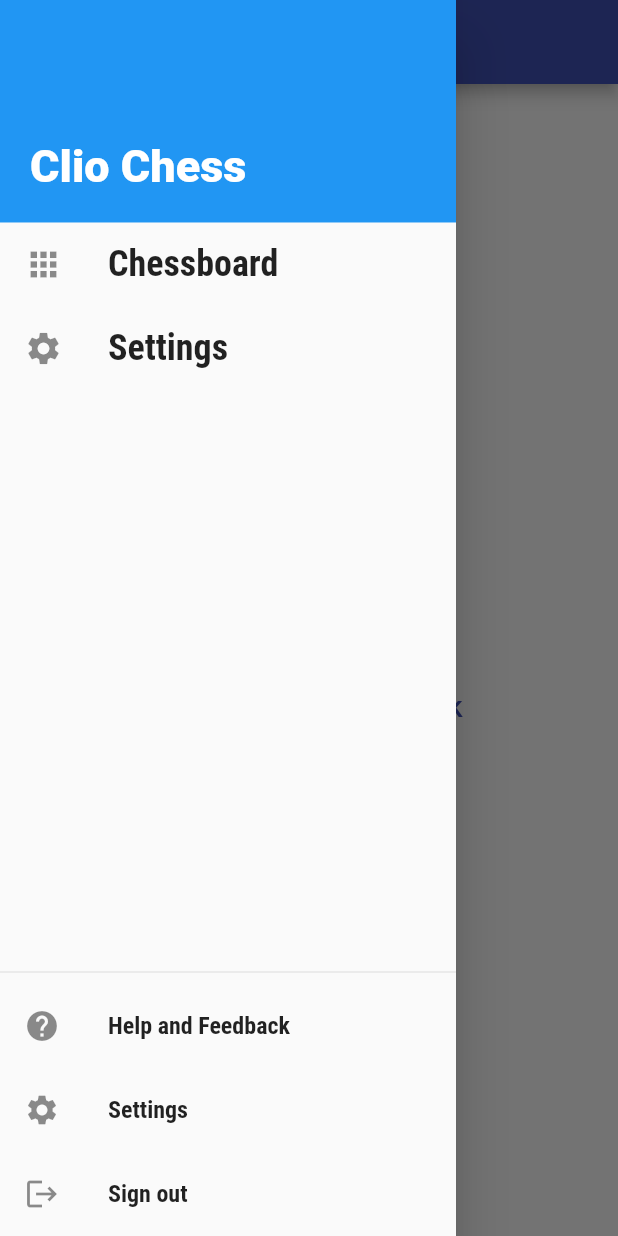
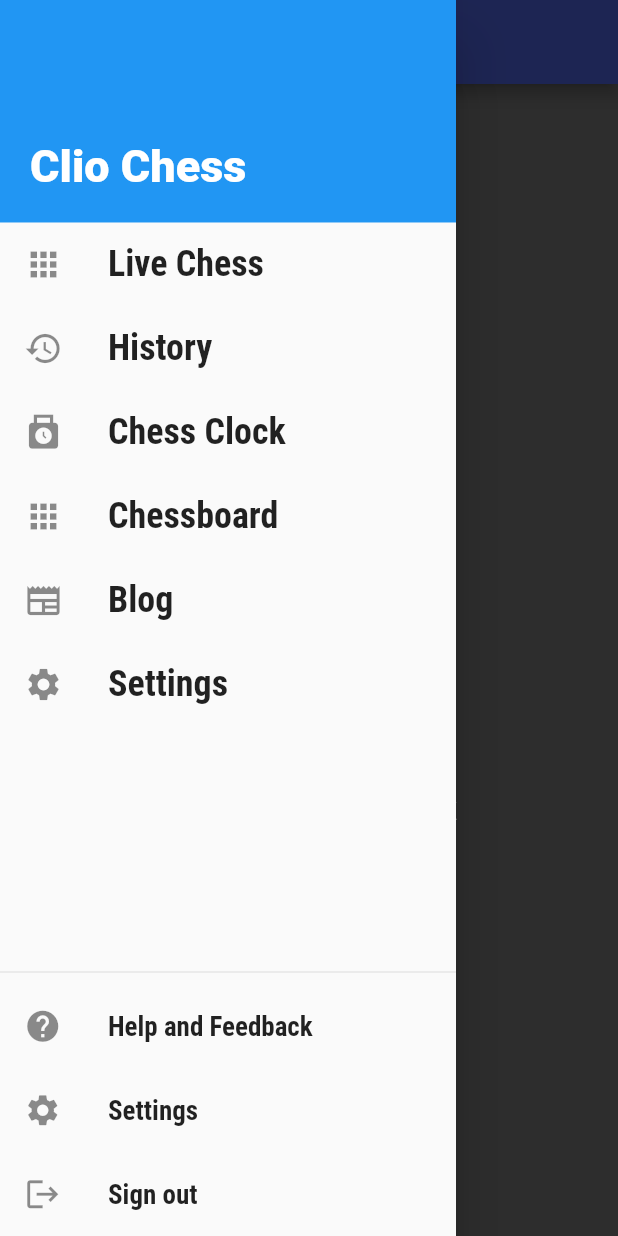
Before and after one commit to simsim2030/clio_app_amp_v2, a Flutter app: the screen it shows after launch, with the side drawer open, on a phone screen of 412 x 824 dp. Run offline on Flutter 3.47's test engine with Material 2 defaults, Android fonts, the phone set to English and light mode, and no system bars; our stand-ins replace flutter_svg; missing offline and left inert: amplify_auth_cognito, amplify_authenticator, amplify_flutter, chess, dart:ffi, flutter_stateless_chessboard; generated files the repository leaves out were written again.

Commit message:
Styled home page

```diff
--- /dev/null
+++ b/lib/Screens/Blog/blog_page.dart
@@ -0,0 +1,16 @@
+import 'package:flutter/material.dart';
+
+class BlogPage extends StatelessWidget {
+  static const routename = '/blog_page';
+  const BlogPage({Key? key}) : super(key: key);
+
+  @override
+  Widget build(BuildContext context) {
+    return Scaffold(
+      appBar: AppBar(),
+      body: Center(
+        child: Text('TODO: Blog link to AWS'),
+      ),
+    );
+  }
+}
--- a/lib/Screens/Home/components/home_flat_button.dart
+++ b/lib/Screens/Home/components/home_flat_button.dart
@@ -12,43 +12,49 @@ class HomePageFlatButton extends StatelessWidget {
   final VoidCallback onPressed;
   final String title;
   final String image;
-  final String icon;
+  final IconData icon;
 
   @override
   Widget build(BuildContext context) {
     Size size = MediaQuery.of(context).size;
-    return Container(
-      height: size.height * 0.2,
+    return SingleChildScrollView(
+      child: Container(
+        height: size.height * 0.24,
         width: double.infinity,
         child: TextButton(
           onPressed: onPressed,
           child: Row(
             children: [
               Padding(
-              padding: const EdgeInsets.all(8.0),
+                padding: const EdgeInsets.all(2.0),
                 child: Image.asset(
                   image,
-                height: size.height * 0.15,
+                  width: size.width * 0.4,
                 ),
               ),
               Column(
                 crossAxisAlignment: CrossAxisAlignment.start,
                 children: [
+                  SizedBox(height: 16),
                   Padding(
-                  padding: const EdgeInsets.all(10.0),
+                    padding: const EdgeInsets.all(5.0),
                     child: Container(
-                    child: Image.asset(
+                      child: Icon(
                         icon,
-                      height: size.height * 0.055,
+                        size: 36,
+                        color: Colors.white70,
                       ),
+                      // height: size.height * 0.055,
                     ),
                   ),
                   Padding(
-                  padding: const EdgeInsets.symmetric(horizontal: 8.0),
+                    padding: const EdgeInsets.all(5.0),
                     child: Text(
                       title,
                       style: TextStyle(
-                      fontSize: 20,
+                        fontSize: 22,
+                        color: Colors.white,
+                        fontWeight: FontWeight.w700,
                       ),
                     ),
                   ),
@@ -57,6 +63,7 @@ class HomePageFlatButton extends StatelessWidget {
             ],
           ),
         ),
+      ),
     );
   }
 }
--- a/lib/Screens/Home/home_page.dart
+++ b/lib/Screens/Home/home_page.dart
@@ -1,10 +1,11 @@
+import 'package:clio_chess_amp_v2/Screens/Blog/blog_page.dart';
 import 'package:clio_chess_amp_v2/Screens/ChessClock/chessclock.dart';
+import 'package:clio_chess_amp_v2/Screens/History/history_page.dart';
 import 'package:clio_chess_amp_v2/Screens/Home/components/home_flat_button.dart';
 import 'package:clio_chess_amp_v2/Screens/LiveChess/livechess_page.dart';
 import 'package:clio_chess_amp_v2/Screens/OfflineChess/offline_chess_page.dart';
-import 'package:clio_chess_amp_v2/pages/history_page.dart';
-import 'package:clio_chess_amp_v2/pages/setting_page.dart';
-import 'package:clio_chess_amp_v2/widgets/main_drawer.dart';
+import 'package:clio_chess_amp_v2/Screens/Settings/setting_page.dart';
+import 'package:clio_chess_amp_v2/components/Drawer/main_drawer.dart';
 import 'package:flutter/material.dart';
 
 class HomePage extends StatefulWidget {
@@ -18,11 +19,10 @@ class HomePage extends StatefulWidget {
 class _HomePageState extends State<HomePage> {
   @override
   Widget build(BuildContext context) {
-    return WillPopScope(
-      onWillPop: () async => false,
-      child: Scaffold(
+    return Scaffold(
+      backgroundColor: Colors.grey.shade700,
       appBar: AppBar(
-          title: Text('Home'),
+        title: Text('CLio Chess'),
       ),
       drawer: MainDrawer(),
       body: SingleChildScrollView(
@@ -32,36 +32,43 @@ class _HomePageState extends State<HomePage> {
               onPressed: () {
                 Navigator.of(context).pushNamed(LiveChess.routeName);
               },
-                image: 'assets/images/login_bottom.png',
-                icon: 'assets/images/main_top.png',
+              image: 'assets/images/2DChess.png',
+              icon: Icons.apps_rounded,
               title: 'Live Chess',
             ),
             HomePageFlatButton(
               onPressed: () {
                 Navigator.of(context).pushNamed(HistoryPage.routeName);
               },
-                image: 'assets/images/login_bottom.png',
-                icon: 'assets/images/main_top.png',
+              image: 'assets/images/2DChess.png',
+              icon: Icons.history,
               title: 'History',
             ),
             HomePageFlatButton(
               onPressed: () {
                 Navigator.of(context).pushNamed(ChessClockPage.routeName);
               },
-                image: 'assets/images/login_bottom.png',
-                icon: 'assets/images/main_top.png',
+              image: 'assets/images/chessclock2D.png',
+              icon: Icons.punch_clock,
               title: 'Chess Clock',
             ),
             HomePageFlatButton(
               onPressed: () {
                 Navigator.of(context).pushNamed(OfflineChessPage.routeName);
               },
-                image: 'assets/images/login_bottom.png',
-                icon: 'assets/images/main_top.png',
+              image: 'assets/images/2DChess.png',
+              icon: Icons.apps_rounded,
               title: 'Chessboard',
             ),
+            HomePageFlatButton(
+              onPressed: () {
+                Navigator.of(context).pushNamed(BlogPage.routename);
+              },
+              image: 'assets/images/new_example.png',
+              icon: Icons.newspaper,
+              title: 'Blog',
+            ),
           ],
-          ),
         ),
       ),
     );
--- a/lib/Screens/LiveChess/livechess_page.dart
+++ b/lib/Screens/LiveChess/livechess_page.dart
@@ -11,9 +11,7 @@ class LiveChess extends StatefulWidget {
 class _LiveChessState extends State<LiveChess> {
   @override
   Widget build(BuildContext context) {
-    return new WillPopScope(
-      onWillPop: () async => false,
-      child: new Scaffold(
+    return Scaffold(
       appBar: AppBar(
         title: Text('Live Chess'),
       ),
@@ -22,7 +20,6 @@ class _LiveChessState extends State<LiveChess> {
           'TODO: Live Chess',
         ),
       ),
-      ),
     );
   }
 }
--- a/lib/Screens/OfflineChess/offline_chess_page.dart
+++ b/lib/Screens/OfflineChess/offline_chess_page.dart
@@ -1,5 +1,5 @@
 import 'dart:math';
-import '../../widgets/main_drawer.dart';
+import '../../components/Drawer/main_drawer.dart';
 
 import 'package:flutter/material.dart';
 import 'package:flutter_stateless_chessboard/flutter_stateless_chessboard.dart'
--- a/lib/pages/setting_page.dart
+++ b/lib/Screens/Settings/setting_page.dart
@@ -1,5 +1,5 @@
 import 'package:flutter/material.dart';
-import '../widgets/main_drawer.dart';
+import '../../components/Drawer/main_drawer.dart';
 
 class SettingPage extends StatelessWidget {
   static const routeName = '/setting_page';
--- a/lib/Screens/auth/components/auth.dart
+++ b/lib/Screens/auth/components/auth.dart
@@ -1,4 +1,5 @@
 import 'package:amplify_authenticator/amplify_authenticator.dart';
+import 'package:clio_chess_amp_v2/Screens/Blog/blog_page.dart';
 import 'package:clio_chess_amp_v2/Screens/ChessClock/chessclock.dart';
 import 'package:clio_chess_amp_v2/Screens/LiveChess/livechess_page.dart';
 import 'package:clio_chess_amp_v2/Screens/OfflineChess/offline_chess_page.dart';
@@ -8,8 +9,8 @@ import 'package:clio_chess_amp_v2/Screens/auth/Login/login_page.dart';
 import 'package:clio_chess_amp_v2/Screens/auth/Signup/signup_page.dart';
 import 'package:clio_chess_amp_v2/components/Theme/main_theme.dart';
 import 'package:clio_chess_amp_v2/Screens/Home/home_page.dart';
-import 'package:clio_chess_amp_v2/pages/history_page.dart';
-import 'package:clio_chess_amp_v2/pages/setting_page.dart';
+import 'package:clio_chess_amp_v2/Screens/History/history_page.dart';
+import 'package:clio_chess_amp_v2/Screens/Settings/setting_page.dart';
 import 'package:clio_chess_amp_v2/pages/tab_menu.dart';
 import 'package:flutter/material.dart';
 
@@ -189,6 +190,7 @@ class Auth extends StatelessWidget {
           OfflineModePage.routeName: (ctx) => OfflineModePage(),
           ChessClockPage.routeName: (ctx) => ChessClockPage(),
           LiveChess.routeName: (ctx) => LiveChess(),
+          BlogPage.routename: (ctx) => BlogPage(),
           HomePage.routeName: (ctx) {
             return const AuthenticatedView(
               child: HomePage(),
--- a/lib/components/Drawer/BuildBottomListTile.dart
+++ b/lib/components/Drawer/Components/BuildBottomListTile.dart
@@ -8,13 +8,13 @@ Widget buildBottomListTile(
   return ListTile(
     leading: Icon(
       icon,
-      size: 24,
+      size: 25,
     ),
     title: Text(
       title,
       style: TextStyle(
         fontFamily: 'RobotoCondensed',
-        fontSize: 16,
+        fontSize: 18,
         fontWeight: FontWeight.w600,
       ),
     ),
--- a/lib/widgets/main_drawer.dart
+++ b/lib/components/Drawer/main_drawer.dart
@@ -1,11 +1,14 @@
 import 'package:amplify_auth_cognito/amplify_auth_cognito.dart';
 import 'package:amplify_flutter/amplify_flutter.dart';
-import 'package:clio_chess_amp_v2/components/Drawer/BuildBottomListTile.dart';
-import 'package:clio_chess_amp_v2/components/Drawer/BuildMainListTile.dart';
+import 'package:clio_chess_amp_v2/Screens/ChessClock/chessclock.dart';
+import 'package:clio_chess_amp_v2/Screens/LiveChess/livechess_page.dart';
+import 'package:clio_chess_amp_v2/Screens/OfflineChess/offline_chess_page.dart';
+import 'package:clio_chess_amp_v2/components/Drawer/Components/BuildBottomListTile.dart';
+import 'package:clio_chess_amp_v2/components/Drawer/Components/BuildMainListTile.dart';
+import 'package:clio_chess_amp_v2/Screens/History/history_page.dart';
+import 'package:clio_chess_amp_v2/Screens/Settings/setting_page.dart';
 import 'package:clio_chess_amp_v2/pages/tab_menu.dart';
 import 'package:flutter/material.dart';
-import '../Screens/OfflineChess/offline_chess_page.dart';
-import '../pages/setting_page.dart';
 
 class MainDrawer extends StatelessWidget {
   @override
@@ -33,11 +36,38 @@ class MainDrawer extends StatelessWidget {
               padding: EdgeInsets.zero,
               children: <Widget>[
                 buildMainListTile(
+                  'Live Chess',
+                  Icons.apps_rounded,
+                  () {
+                    Navigator.of(context).pushNamed(LiveChess.routeName);
+                  },
+                ),
+                buildMainListTile(
+                  'History',
+                  Icons.history,
+                  () {
+                    Navigator.of(context).pushNamed(HistoryPage.routeName);
+                  },
+                ),
+                buildMainListTile(
+                  'Chess Clock',
+                  Icons.punch_clock,
+                  () {
+                    Navigator.of(context).pushNamed(ChessClockPage.routeName);
+                  },
+                ),
+                buildMainListTile(
                   'Chessboard',
                   Icons.apps_rounded,
                   () {
-                    Navigator.of(context)
-                        .pushReplacementNamed(TabScreen.routeName);
+                    Navigator.of(context).pushNamed(OfflineChessPage.routeName);
+                  },
+                ),
+                buildMainListTile(
+                  'Blog',
+                  Icons.newspaper,
+                  () {
+                    Navigator.of(context).pushNamed(TabScreen.routeName);
                   },
                 ),
                 buildMainListTile(
@@ -65,7 +95,8 @@ class MainDrawer extends StatelessWidget {
                     buildBottomListTile('Settings', Icons.settings, () {}),
                     buildBottomListTile('Sign out', Icons.logout, () {
                       Amplify.Auth.signOut(
-                          options: SignOutOptions(globalSignOut: true));
+                        options: SignOutOptions(globalSignOut: true),
+                      );
                     }),
                   ],
                 ),
--- a/lib/main.dart
+++ b/lib/main.dart
@@ -13,8 +13,8 @@ import 'Screens/Home/home_page.dart';
 import 'Screens/OfflineChess/offline_chess_page.dart';
 import 'Screens/OfflineMode/offlinemode_screen.dart';
 import 'Screens/Welcome/welcome_screen.dart';
-import 'pages/history_page.dart';
-import 'pages/setting_page.dart';
+import 'Screens/History/history_page.dart';
+import 'Screens/Settings/setting_page.dart';
 
 // Amplify Flutter Packages
 import 'package:amplify_flutter/amplify_flutter.dart';
```
Also changed, not shown: assets/images/2DChess.png (added), assets/images/chessclock2D.png (added), assets/images/new_example.png (added), lib/Screens/History/history_page.dart (renamed from lib/pages/history_page.dart), lib/components/Drawer/Components/BuildMainListTile.dart (renamed from lib/components/Drawer/BuildMainListTile.dart). Lines whose indentation alone changed are shown as unchanged.
